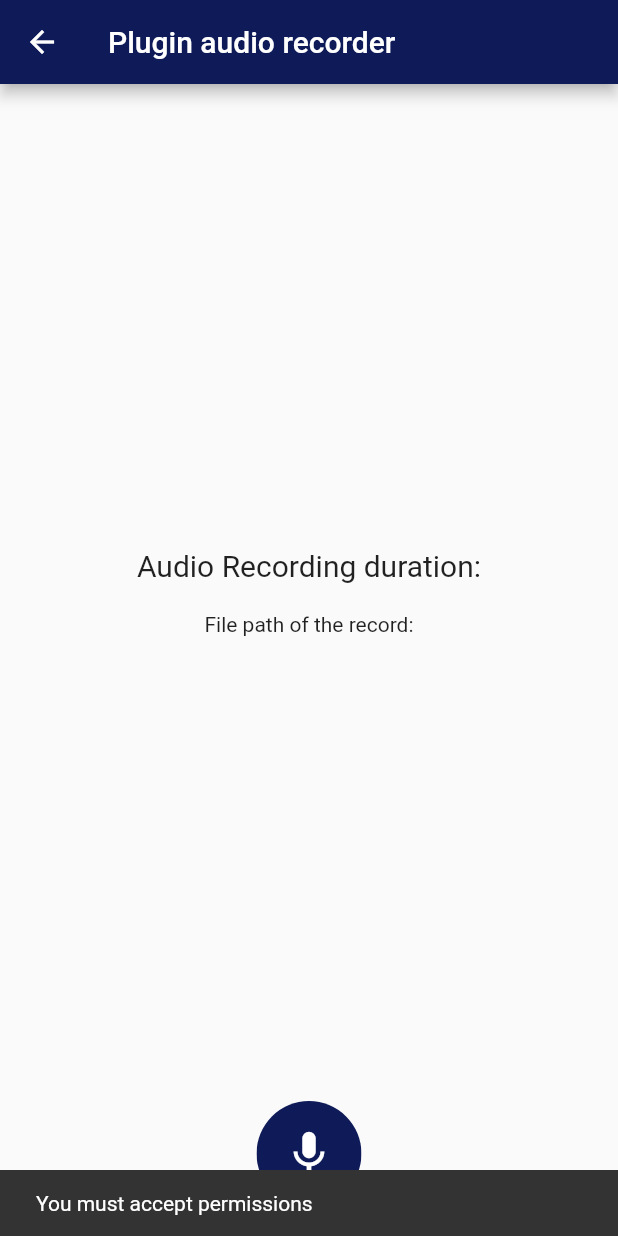
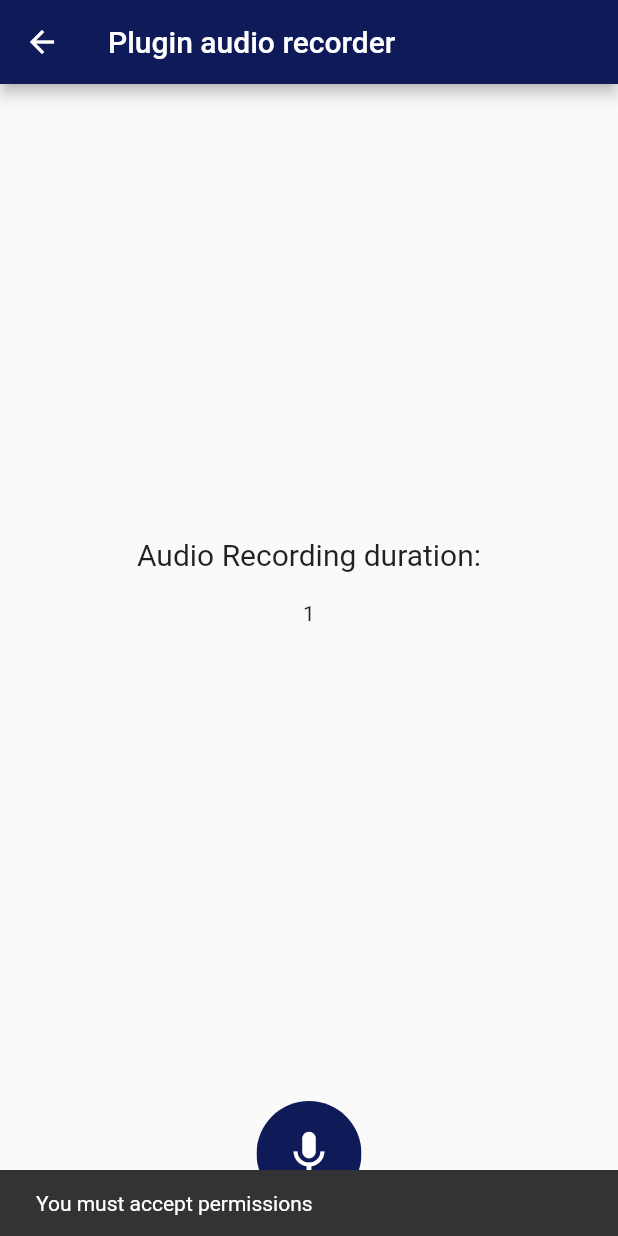
Before and after one commit to a-ng9/music_fresco, a Flutter app: the AudioRecScreen screen opened directly, after a tap on the "mic" icon, on a phone screen of 412 x 824 dp. Run offline on Flutter 3.47's test engine with Material 2 defaults, Android fonts, the phone set to English and light mode, and no system bars; our stand-ins replace file, speech_to_text; missing offline and left inert: audio_recorder.

Commit message:
Saved audio will show up in File app on iOS

```diff
--- a/lib/screen/audioRec_screen.dart
+++ b/lib/screen/audioRec_screen.dart
@@ -1,5 +1,5 @@
 import 'dart:async';
-import 'dart:io';
+import 'dart:io' as io;
 
 import 'package:audio_recorder/audio_recorder.dart';
 import 'package:file/file.dart';
@@ -38,17 +38,17 @@ class AudioRec extends StatefulWidget {
 }
 
 class _AudioRecState extends State<AudioRec> {
-  //int _counter = 0;
+  int _counter = 0;
 
   Recording _recording = Recording();
   bool _isRecording = false;
   TextEditingController _controller = TextEditingController();
 
-  // void incrementCounter() {
-  //   setState(() {
-  //     _counter++;
-  //   });
-  // }
+  void incrementCounter() {
+    setState(() {
+      _counter++;
+    });
+  }
 
   @override
   Widget build(BuildContext context) {
@@ -71,18 +71,19 @@ class _AudioRecState extends State<AudioRec> {
                       ),
                     ),
                   ),
-                  //Text('$_counter'),
+                  Text('$_counter'),
+                  SizedBox(height: 15),
                   // TextField(
                   //   controller: _controller,
                   //   decoration: InputDecoration(
                   //     hintText: 'Enter a custom path',
                   //   ),
                   // ),
-                  Center(
-                      child: Text(
-                    "File path of the record: ${_recording.path}",
-                    textAlign: TextAlign.center,
-                  )),
+                  // Center(
+                  //     child: Text(
+                  //   "File path of the record: ${_recording.path}",
+                  //   textAlign: TextAlign.center,
+                  // )),
                 ],
               ),
             ),
@@ -93,8 +94,8 @@ class _AudioRecState extends State<AudioRec> {
                   pressed: () {
                     if (!_isRecording) {
                       _start();
-                      //incrementCounter();
-                      //print('mic started');
+                      incrementCounter();
+                      print('button pressed');
                     } else if (_isRecording) {
                       _stop();
                       //print('mic stopped');
@@ -115,9 +116,16 @@ class _AudioRecState extends State<AudioRec> {
   _start() async {
     try {
       if (await AudioRecorder.hasPermissions) {
-        if (_isRecording == true) {}
         print('mic on');
+        String controller = 'Audio $_counter';
+        String path;
 
+        io.Directory appDocDirectory = await getApplicationDocumentsDirectory();
+        path = appDocDirectory.path + '/';
+
+        print("Start recording: $path");
+        await AudioRecorder.start(
+            path: path, audioOutputFormat: AudioOutputFormat.AAC);
         await AudioRecorder.start(audioOutputFormat: AudioOutputFormat.AAC);
 
         bool isRecording = await AudioRecorder.isRecording;
@@ -134,6 +142,38 @@ class _AudioRecState extends State<AudioRec> {
       print(e);
     }
   }
+
+  // _start() async {
+  //   try {
+  //     if (await AudioRecorder.hasPermissions) {
+  //       String controller = 'Audio $_counter';
+
+  //       if (controller != null && controller != "") {
+  //         String path = controller;
+
+  //         io.Directory appDocDirectory =
+  //             await getApplicationDocumentsDirectory();
+  //         path = appDocDirectory.path + '/' + controller;
+
+  //         print("Start recording: $path");
+  //         await AudioRecorder.start(
+  //             path: path, audioOutputFormat: AudioOutputFormat.AAC);
+  //       } else {
+  //         await AudioRecorder.start();
+  //       }
+  //       bool isRecording = await AudioRecorder.isRecording;
+  //       setState(() {
+  //         _recording = Recording(duration: Duration(), path: "");
+  //         _isRecording = isRecording;
+  //       });
+  //     } else {
+  //       Scaffold.of(context).showSnackBar(
+  //           SnackBar(content: Text("You must accept permissions")));
+  //     }
+  //   } catch (e) {
+  //     print(e);
+  //   }
+  // }
 
   _stop() async {
     Recording recording = await AudioRecorder.stop();
```
Also changed, not shown: 2 other files.
